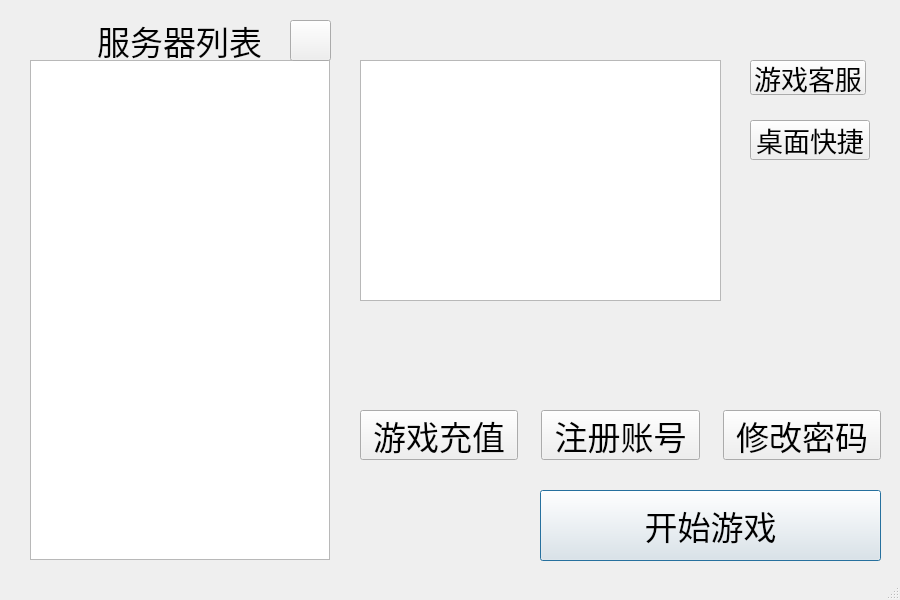
This is ui/MainWindow.ui in YeshengSu/MapleStroyStarter as Qt 5 draws it before an edit. The edited form follows.
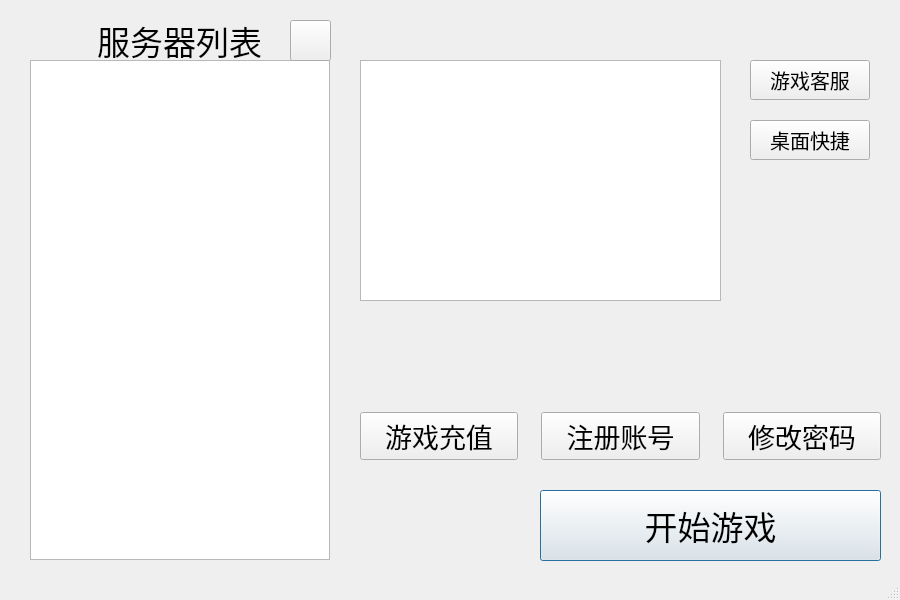
This is the edited form.

Diff of the .ui file:
```diff
--- a/ui/MainWindow.ui
+++ b/ui/MainWindow.ui
@@ -59,7 +59,7 @@
       <x>360</x>
       <y>410</y>
       <width>521</width>
-      <height>50</height>
+      <height>53</height>
      </rect>
     </property>
     <layout class="QHBoxLayout" name="horizontalLayout">
@@ -73,7 +73,7 @@
       <widget class="QPushButton" name="TopUpButton">
        <property name="font">
         <font>
-         <pointsize>25</pointsize>
+         <pointsize>20</pointsize>
         </font>
        </property>
        <property name="text">
@@ -85,7 +85,7 @@
       <widget class="QPushButton" name="RegisterButton">
        <property name="font">
         <font>
-         <pointsize>25</pointsize>
+         <pointsize>20</pointsize>
         </font>
        </property>
        <property name="text">
@@ -97,7 +97,7 @@
       <widget class="QPushButton" name="ResetButton">
        <property name="font">
         <font>
-         <pointsize>25</pointsize>
+         <pointsize>20</pointsize>
         </font>
        </property>
        <property name="text">
@@ -150,7 +150,7 @@
     </property>
     <property name="font">
      <font>
-      <pointsize>20</pointsize>
+      <pointsize>15</pointsize>
      </font>
     </property>
     <property name="text">
@@ -186,13 +186,13 @@
      <rect>
       <x>750</x>
       <y>60</y>
-      <width>116</width>
-      <height>35</height>
+      <width>120</width>
+      <height>40</height>
      </rect>
     </property>
     <property name="font">
      <font>
-      <pointsize>20</pointsize>
+      <pointsize>15</pointsize>
      </font>
     </property>
     <property name="text">
```
